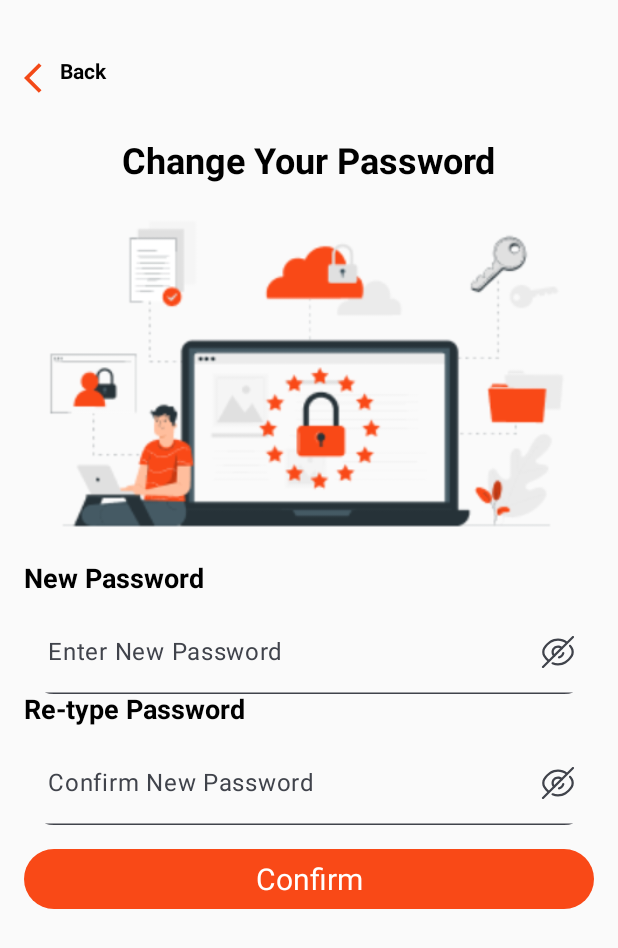
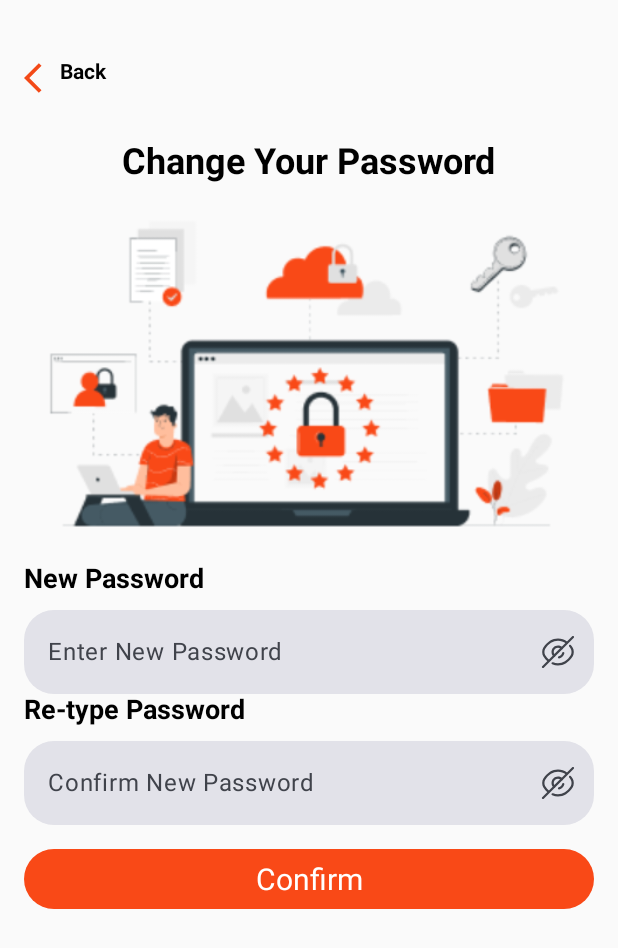
Before and after one commit to Kalorize/Kalorize_Mobile, an Android app built with Jetpack Compose: the ChangePasswordScreen screen opened through its navigation route, on a phone screen of 412 x 824 dp. Shown: the top 948 px of the screen. Run offline under Robolectric (Android 15) with nearby library versions, the phone set to English and light mode, and no system bars; our stand-ins replace accompanist.

Commit message:
fix: bug on navigasi and textfield

```diff
--- a/app/src/main/java/com/kalorize/kalorizeappmobile/ui/screen/auth/forgotopassword/changepassword/ChangePassword.kt
+++ b/app/src/main/java/com/kalorize/kalorizeappmobile/ui/screen/auth/forgotopassword/changepassword/ChangePassword.kt
@@ -32,6 +32,7 @@ import com.kalorize.kalorizeappmobile.ui.navigation.Screen
 import com.kalorize.kalorizeappmobile.R
 
 
+@OptIn(ExperimentalMaterial3Api::class)
 @Composable
 fun ChangePasswordScreen(
     navController: NavController
@@ -59,7 +60,7 @@ fun ChangePasswordScreen(
             modifier = Modifier.clickable {
                 navController.popBackStack(
                     route = Screen.ChangePassword.route,
-                    inclusive = false
+                    inclusive = true
                 )
             }
         ) {
@@ -127,9 +128,9 @@ fun ChangePasswordScreen(
                 modifier = Modifier
                     .fillMaxWidth(),
                 maxLines = 1,
-                colors = TextFieldDefaults.colors(
-                    focusedContainerColor = Color.Transparent,
-                    unfocusedContainerColor = Color.Transparent,
+                colors = TextFieldDefaults.textFieldColors(
+                    focusedIndicatorColor = Color.Transparent,
+                    unfocusedIndicatorColor = Color.Transparent
                 ),
                 visualTransformation = if (passwordVisibility.value) VisualTransformation.None else PasswordVisualTransformation(),
                 trailingIcon = {
@@ -172,9 +173,9 @@ fun ChangePasswordScreen(
                 modifier = Modifier
                     .fillMaxWidth(),
                 maxLines = 1,
-                colors = TextFieldDefaults.colors(
-                    focusedContainerColor = Color.Transparent,
-                    unfocusedContainerColor = Color.Transparent,
+                colors = TextFieldDefaults.textFieldColors(
+                    focusedIndicatorColor = Color.Transparent,
+                    unfocusedIndicatorColor = Color.Transparent
                 ),
                 visualTransformation = if (confirmPasswordVisibility.value) VisualTransformation.None else PasswordVisualTransformation(),
                 trailingIcon = {
@@ -195,7 +196,7 @@ fun ChangePasswordScreen(
                     navController.navigate(route = Screen.GetStartedChangePassword.route) {
                         // Pop up to login screen
                         popUpTo(route = Screen.Login.route) {
-                            inclusive = true
+                            inclusive = false
 
                         }
                     }
```
Also changed, not shown: app/src/main/java/com/kalorize/kalorizeappmobile/ui/screen/auth/forgotopassword/changepassword/GetStartedChangePasswordScreen.kt (+80 -2 lines), app/src/main/java/com/kalorize/kalorizeappmobile/ui/screen/auth/forgotopassword/otp/OtpScreen.kt (+10 -9 lines), app/src/main/java/com/kalorize/kalorizeappmobile/ui/screen/auth/forgotopassword/reinputemail/ReInputEmailScreen.kt (+4 -3 lines).
